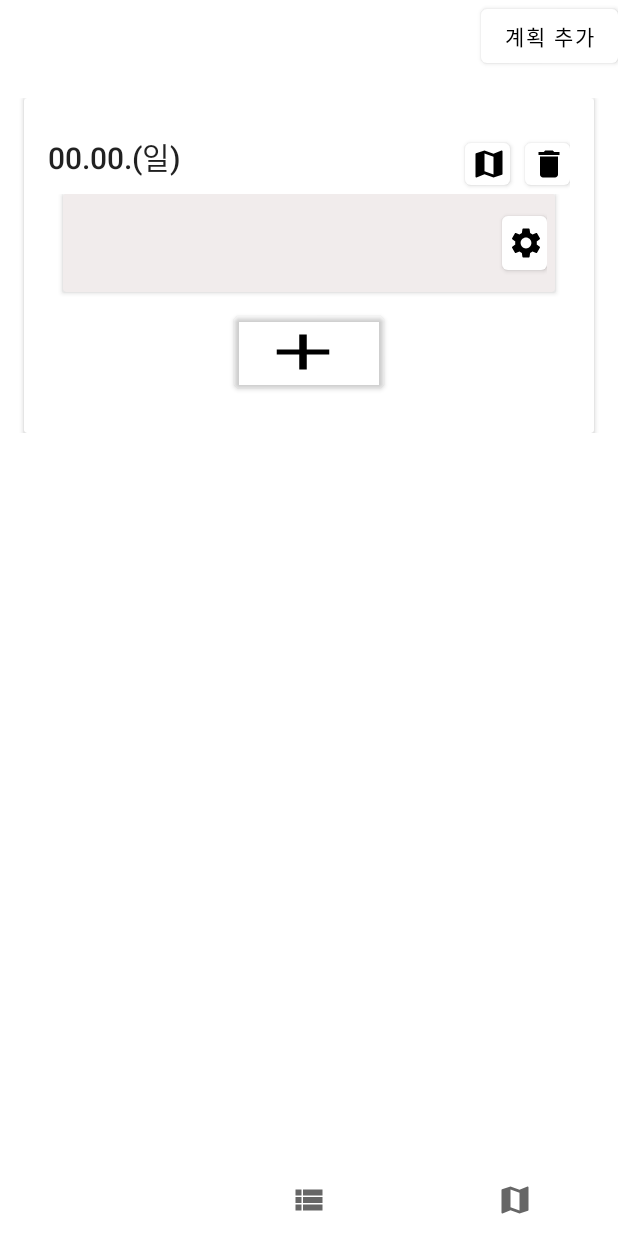
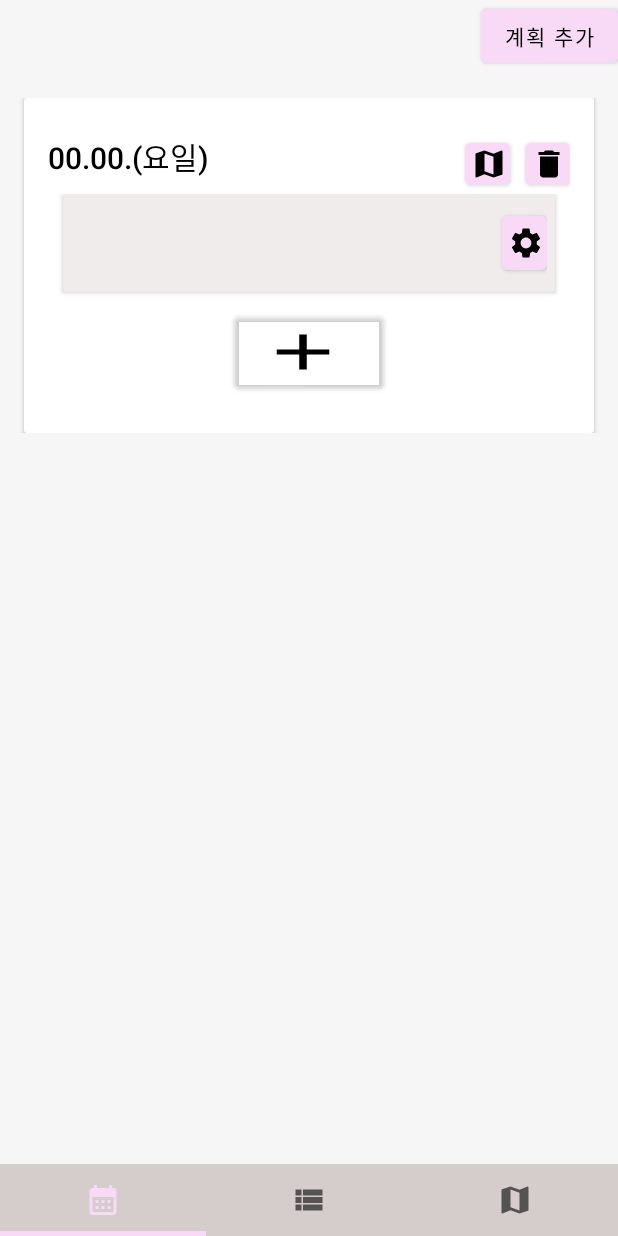
Before and after one commit to ds1mbp5720/DatePlanner, an Android app: the screen it shows after launch (MainActivity), after a tap on "계획 추가", on a phone screen of 412 x 824 dp. Run offline under Robolectric (Android 15) with nearby library versions, the phone set to English and light mode, and no system bars; our stand-ins replace Room's generated code; libraries missing offline, so code that uses them is left out: net.daum.mf; network calls fail.

```diff
--- a/app/src/main/AndroidManifest.xml
+++ b/app/src/main/AndroidManifest.xml
@@ -33,6 +33,7 @@
         </activity>
         <activity android:name=".festival.WebViewFestivalActivity"/>
         <activity android:name=".timetable.InsertTimeTableActivity"/>
+        <activity android:name=".timemap.TimetableMapActivity"/>
         <meta-data
             android:name="com.kakao.sdk.AppKey"
             android:value="@string/kakao_map_key"/>
--- a/app/src/main/java/com/lee/dateplanner/MainActivity.kt
+++ b/app/src/main/java/com/lee/dateplanner/MainActivity.kt
@@ -1,26 +1,22 @@
 package com.lee.dateplanner
 
 import android.content.ContentValues.TAG
-import android.content.pm.PackageManager
-import android.graphics.Color
-import android.graphics.ColorFilter
-import android.graphics.PorterDuff
 import androidx.appcompat.app.AppCompatActivity
 import android.os.Bundle
-import android.util.Base64
 import android.util.Log
 import com.google.android.material.tabs.TabLayout
 import com.lee.dateplanner.databinding.ActivityMainBinding
 import com.lee.dateplanner.festival.FestivalListFragment
 import com.lee.dateplanner.map.AroundMapFragment
+import com.lee.dateplanner.timemap.TimetableMapActivity
 import com.lee.dateplanner.timetable.TimeTableFragment
-import java.security.MessageDigest
 
 class MainActivity : AppCompatActivity() {
     private lateinit var binding: ActivityMainBinding
-    private lateinit var timeTableFragment: TimeTableFragment
-    private lateinit var festivallistFragment: FestivalListFragment
-    private lateinit var aroundMapFragment: AroundMapFragment
+    private lateinit var timeTableFragment: TimeTableFragment // 시간계획
+    private lateinit var festivallistFragment: FestivalListFragment // 축제정보
+    private lateinit var aroundMapFragment: AroundMapFragment // 주변 상권정보
+    private lateinit var timeTableMapFragment: TimetableMapActivity // 시간계획 지도
 
     override fun onCreate(savedInstanceState: Bundle?) {
         super.onCreate(savedInstanceState)
@@ -32,10 +28,8 @@ class MainActivity : AppCompatActivity() {
             timeTableFragment = TimeTableFragment()
             festivallistFragment = FestivalListFragment()
             aroundMapFragment = AroundMapFragment()
+            timeTableMapFragment = TimetableMapActivity()
         }
-        //초기 보여질 화면
-        supportFragmentManager.beginTransaction().replace(R.id.tabContent,timeTableFragment).commit()
-
         val tabLayout = findViewById<TabLayout>(R.id.tabLayout) // tab 연결
         tabLayout.addOnTabSelectedListener(object : TabLayout.OnTabSelectedListener {
             override fun onTabSelected(tab: TabLayout.Tab) {
@@ -67,7 +61,13 @@ class MainActivity : AppCompatActivity() {
             override fun onTabUnselected(tab: TabLayout.Tab?) {}
             override fun onTabReselected(tab: TabLayout.Tab?) {}
         })
+        //초기 보여질 화면
+        supportFragmentManager.beginTransaction().replace(R.id.tabContent,timeTableFragment).commit()
 
+    }
+
+    override fun onStart() {
+        super.onStart()
     }
 
     override fun onStop() {
--- a/app/src/main/java/com/lee/dateplanner/map/AroundMapFragment.kt
+++ b/app/src/main/java/com/lee/dateplanner/map/AroundMapFragment.kt
@@ -10,6 +10,7 @@ import android.widget.Toast
 import androidx.fragment.app.Fragment
 import androidx.fragment.app.viewModels
 import androidx.lifecycle.ViewModelProvider
+import com.google.android.material.bottomsheet.BottomSheetBehavior
 import com.lee.dateplanner.R
 import com.lee.dateplanner.databinding.AroundinfoMapFragmentLayoutBinding
 import com.lee.dateplanner.map.adpter.POIRecyclerAdapter
@@ -80,7 +81,19 @@ class AroundMapFragment:Fragment(){
             setPOIItemEventListener(poiBallonListner)
             setCalloutBalloonAdapter(POIWindowAdapter(this.context))
             setMapCenterPoint(MapPoint.mapPointWithGeoCoord(festivalLat.toDouble(), festivalLgt.toDouble()), false) // map 중심점
+            addPOIItem(settingFestivalMarker()) // 행사위치 핑
         }
+    }
+    //선택한 행사장 위치 Maker 생성 함수
+    private fun settingFestivalMarker():MapPOIItem{
+        val marker = MapPOIItem()
+        with(marker){
+            tag = 0
+            markerType = MapPOIItem.MarkerType.RedPin // 마커 색
+            mapPoint = MapPoint.mapPointWithGeoCoord(festivalLat.toDouble(), festivalLgt.toDouble()) // poi장소 좌표
+            itemName = "선택한 축제 장소" // 장소명
+        }
+        return marker
     }
     // 정보 리스트와 maker 연동 목적 map
     var markerResolver: MutableMap<POIData.Document,MapPOIItem> = HashMap()
@@ -100,7 +113,7 @@ class AroundMapFragment:Fragment(){
     // 전체 마커 map 표시 함수
     private fun displayPOI(data: POIData){
         with(binding.infoMap){
-            removeAllPOIItems() // 기존 마커들 제거
+            //removeAllPOIItems() // 기존 마커들 제거
             for(i in 0 until  data.documents.size){
                 addPOIItem(addMapPoiMarker(data.documents[i])) // 현 마커 추가
             }
--- a/app/src/main/java/com/lee/dateplanner/timetable/TimeTableFragment.kt
+++ b/app/src/main/java/com/lee/dateplanner/timetable/TimeTableFragment.kt
@@ -1,6 +1,7 @@
 package com.lee.dateplanner.timetable
 
 import android.annotation.SuppressLint
+import android.app.Activity
 import android.app.Application
 import android.content.ContentValues.TAG
 import android.content.Intent
@@ -12,6 +13,7 @@ import android.view.ViewGroup
 import androidx.fragment.app.Fragment
 import androidx.fragment.app.viewModels
 import androidx.lifecycle.ViewModelProvider
+import com.lee.dateplanner.MainActivity
 import com.lee.dateplanner.R
 import com.lee.dateplanner.databinding.TimetablelistFragmentLayoutBinding
 import com.lee.dateplanner.timetable.onetime.TimeSheet
@@ -25,6 +27,13 @@ class TimeTableFragment:Fragment() {
     private val viewModel: TimetableViewModel by viewModels()  // 뷰모델
     private var timetableAdapter: TimetableRecyclerAdapter? = null  // 시간계획 recyclerview adapter
     private lateinit var binding: TimetablelistFragmentLayoutBinding
+    private lateinit var mainActivity: MainActivity
+
+    //mainActivity 받기
+    override fun onAttach(activity: Activity) {
+        super.onAttach(activity)
+        mainActivity= getActivity() as MainActivity
+    }
 
     override fun onCreateView(
         inflater: LayoutInflater,
@@ -56,7 +65,10 @@ class TimeTableFragment:Fragment() {
             var timeSheetList =  mutableListOf<TimeSheet>()
             var emptyTimeSheet = TimeSheet("","","","","","")
             timeSheetList.add(emptyTimeSheet)
-            var date = "00.00.(일)"
+            /**
+             * 계획 추가 버튼을 calender 로 하여 선택한 날짜를 바로 가져와서 변수에 넣기 (수정해야함)
+             */
+            var date = "00.00.(요일)"
 
             viewModel.insertTimeTable(Timetable(0,timeSheetList,date))
         }
@@ -80,7 +92,7 @@ class TimeTableFragment:Fragment() {
      */
     private fun uiSetup(){
         with(binding.allTimeTable){
-            timetableAdapter = TimetableRecyclerAdapter(R.layout.timetable_recycler_layout)
+            timetableAdapter = TimetableRecyclerAdapter(mainActivity,R.layout.timetable_recycler_layout)
             adapter = timetableAdapter
         }
     }
--- a/app/src/main/java/com/lee/dateplanner/timetable/time/adapter/TimetableRecyclerAdapter.kt
+++ b/app/src/main/java/com/lee/dateplanner/timetable/time/adapter/TimetableRecyclerAdapter.kt
@@ -6,13 +6,14 @@ import android.view.LayoutInflater
 import android.view.ViewGroup
 import androidx.core.content.ContextCompat
 import androidx.recyclerview.widget.RecyclerView
+import com.lee.dateplanner.MainActivity
 import com.lee.dateplanner.databinding.TimetableRecyclerLayoutBinding
-import com.lee.dateplanner.festival.WebViewFestivalActivity
+import com.lee.dateplanner.timemap.TimetableMapActivity
 import com.lee.dateplanner.timetable.InsertTimeTableActivity
 import com.lee.dateplanner.timetable.onetime.adapter.TimeSheetAdapter
 import com.lee.dateplanner.timetable.time.room.Timetable
 
-class TimetableRecyclerAdapter(private val timetableItemLayout: Int): RecyclerView.Adapter<TimetableViewHolder>() {
+class TimetableRecyclerAdapter(private val activity: MainActivity ,private val timetableItemLayout: Int): RecyclerView.Adapter<TimetableViewHolder>() {
     private lateinit var binding: TimetableRecyclerLayoutBinding
     private var timetableList: List<Timetable>? = null
 
@@ -32,9 +33,10 @@ class TimetableRecyclerAdapter(private val timetableItemLayout: Int): RecyclerVi
                 val intent = Intent(holder.itemView.context, InsertTimeTableActivity::class.java)
                 ContextCompat.startActivity(holder.itemView.context, intent, null)
             }
-            // 시간계획 지도 버튼
+            // 내 시간계획 지도 이동 버튼
             myMapBtn.setOnClickListener {
-
+                val intent = Intent(holder.itemView.context, TimetableMapActivity::class.java)
+                ContextCompat.startActivity(holder.itemView.context, intent, null)
             }
         }
     }
--- /dev/null
+++ b/app/src/main/res/drawable/ic_baseline_keyboard_arrow_down_24.xml
@@ -0,0 +1,5 @@
+<vector android:height="10dp" android:tint="#000000"
+    android:viewportHeight="24" android:viewportWidth="24"
+    android:width="10dp" xmlns:android="http://schemas.android.com/apk/res/android">
+    <path android:fillColor="@android:color/white" android:pathData="M7.41,8.59L12,13.17l4.59,-4.58L18,10l-6,6 -6,-6 1.41,-1.41z"/>
+</vector>
--- a/app/src/main/res/layout/aroundinfo_map_fragment_layout.xml
+++ b/app/src/main/res/layout/aroundinfo_map_fragment_layout.xml
@@ -54,7 +54,7 @@
     <androidx.cardview.widget.CardView
         android:id="@+id/bottom_poiList"
         android:layout_width="match_parent"
-        android:layout_height="match_parent"
+        android:layout_height="700dp"
         android:descendantFocusability="beforeDescendants"
         android:focusableInTouchMode="true"
         app:layout_behavior="com.google.android.material.bottomsheet.BottomSheetBehavior"
@@ -70,8 +70,5 @@
             tools:listitem="@layout/poi_list_recycler"
             app:layoutManager="androidx.recyclerview.widget.LinearLayoutManager"
             />
-
     </androidx.cardview.widget.CardView>
-
-
 </androidx.coordinatorlayout.widget.CoordinatorLayout>
--- a/app/src/main/res/values-night/themes.xml
+++ b/app/src/main/res/values-night/themes.xml
@@ -6,8 +6,8 @@
         <item name="colorPrimary">#F8DAF6</item>
         <item name="android:textColorPrimary">#000000</item>
         <item name="colorSurface">#D0CEC3C3</item>
-        <item name="colorAccent">#101010</item>
-        <item name="colorControlNormal">#101010</item>
+        <item name="colorAccent">#DFBBDD</item>
+        <item name="colorControlNormal">#F3B5EF</item>
         <item name="colorPrimaryVariant">#101010</item>
         <item name="colorOnPrimary">@color/black</item>
         <item name="colorControlHighlight">#ECACE8</item>
--- a/app/src/main/res/values/themes.xml
+++ b/app/src/main/res/values/themes.xml
@@ -2,10 +2,17 @@
     <!-- Base application theme. -->
     <style name="Theme.DatePlanner" parent="Theme.MaterialComponents.DayNight.DarkActionBar">
         <item name="windowNoTitle">true</item>
-        <!-- Primary brand color. -->
-        <item name="colorPrimary">@color/white</item>
-        <item name="colorPrimaryVariant">@color/purple_700</item>
+        <item name="colorPrimary">#F8DAF6</item>
+        <item name="android:textColorPrimary">#000000</item>
+        <item name="colorSurface">#D0CEC3C3</item>
+        <item name="colorAccent">#DFBBDD</item>
+        <item name="colorControlNormal">#F3B5EF</item>
+        <item name="colorPrimaryVariant">#101010</item>
         <item name="colorOnPrimary">@color/black</item>
+        <item name="colorControlHighlight">#ECACE8</item>
+        <item name="android:windowBackground">#F6F6F6</item>
+        <item name="backgroundTint">@color/white</item>
+
         <!-- Secondary brand color. -->
         <item name="colorSecondary">@color/teal_200</item>
         <item name="colorSecondaryVariant">@color/teal_700</item>
```
Also changed, not shown: app/src/main/java/com/lee/dateplanner/map/adpter/POIRecyclerAdapter.kt (+15 -9 lines), app/src/main/java/com/lee/dateplanner/timemap/TimetableMapActivity.kt (added, +23 -0 lines), app/src/main/res/layout/festivallist_fragment_layout.xml (+11 -10 lines), app/src/main/res/layout/my_schedule_map_activity_layout.xml (added, +49 -0 lines), app/src/main/res/layout/my_schedule_map_layout.xml (deleted, +0 -45 lines), app/src/main/res/layout/poi_window.xml (+5 -5 lines).
